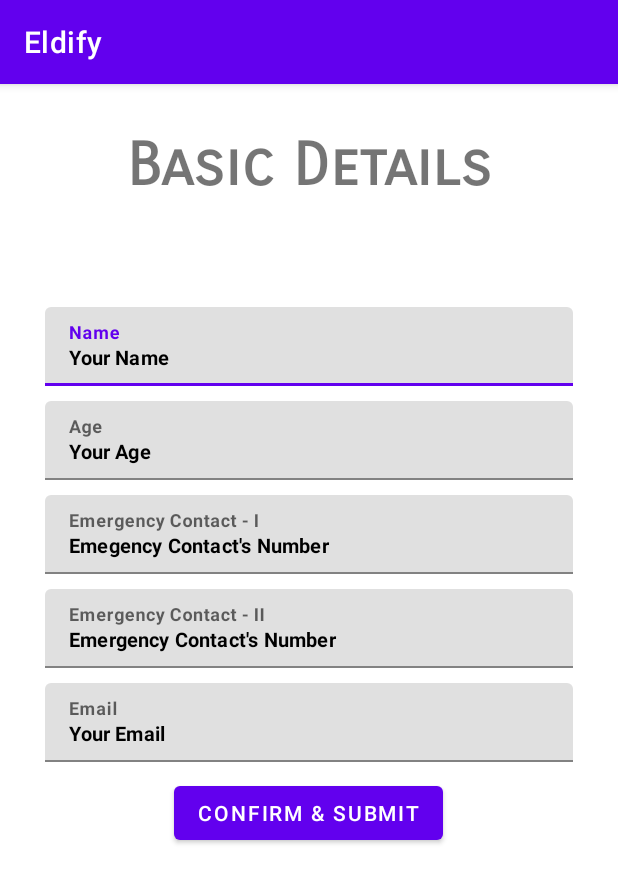
After one commit to Eldify-SIH/Eldify-App, an Android app: the BasicDetails screen opened directly, with no data from a screen before it, on a phone screen of 412 x 824 dp. The commit adds this screen. Shown: the top 883 px of the screen. Run offline under Robolectric (Android 15) with nearby library versions, the phone set to English and light mode, and no system bars.

Commit message:
Basic Details simple UI coded

```diff
--- a/app/src/main/AndroidManifest.xml
+++ b/app/src/main/AndroidManifest.xml
@@ -1,7 +1,7 @@
 <?xml version="1.0" encoding="utf-8"?>
 <manifest xmlns:android="http://schemas.android.com/apk/res/android"
     xmlns:tools="http://schemas.android.com/tools"
-    package="com.sih.eldify">
+    package="com.sih.eldify" >
 
     <application
         android:allowBackup="true"
@@ -12,12 +12,15 @@
         android:roundIcon="@mipmap/ic_launcher_round"
         android:supportsRtl="true"
         android:theme="@style/Theme.Eldify"
-        tools:targetApi="31">
+        tools:targetApi="31" >
+        <activity
+            android:name=".BasicDetails"
+            android:exported="false" />
         <activity
             android:name=".MainActivity"
             android:exported="true"
             android:label="@string/app_name"
-            android:theme="@style/Theme.Eldify.NoActionBar">
+            android:theme="@style/Theme.Eldify.NoActionBar" >
             <intent-filter>
                 <action android:name="android.intent.action.MAIN" />
 
--- /dev/null
+++ b/app/src/main/java/com/sih/eldify/BasicDetails.kt
@@ -0,0 +1,11 @@
+package com.sih.eldify
+
+import androidx.appcompat.app.AppCompatActivity
+import android.os.Bundle
+
+class BasicDetails : AppCompatActivity() {
+    override fun onCreate(savedInstanceState: Bundle?) {
+        super.onCreate(savedInstanceState)
+        setContentView(R.layout.activity_basic_details)
+    }
+}
--- /dev/null
+++ b/app/src/main/res/layout/activity_basic_details.xml
@@ -0,0 +1,131 @@
+<?xml version="1.0" encoding="utf-8"?>
+  <LinearLayout xmlns:android="http://schemas.android.com/apk/res/android"
+      xmlns:app="http://schemas.android.com/apk/res-auto"
+      xmlns:tools="http://schemas.android.com/tools"
+      android:layout_width="match_parent"
+      android:layout_height="match_parent"
+      android:orientation="vertical"
+      android:padding="10dp"
+      tools:context=".BasicDetails">
+
+    <TextView
+        android:layout_width="wrap_content"
+        android:layout_height="wrap_content"
+        android:fontFamily="sans-serif-smallcaps"
+        android:text="Basic Details"
+        android:textSize="40sp"
+        android:textStyle="bold"
+        android:textAlignment="center"
+        android:gravity="center_horizontal"
+        android:layout_gravity="center"
+        android:layout_marginTop="20dp"
+        />
+
+    <LinearLayout
+        android:layout_width="match_parent"
+        android:layout_height="wrap_content"
+        android:orientation="vertical"
+        android:padding="20dp"
+        android:layout_gravity="center"
+        android:layout_marginTop="50dp"
+        >
+
+      <com.google.android.material.textfield.TextInputLayout
+          android:layout_width="match_parent"
+          android:layout_height="wrap_content"
+          android:hint="Name"
+          android:layout_marginBottom="10dp">
+
+        <com.google.android.material.textfield.TextInputEditText
+            android:id="@+id/user_name"
+            android:layout_width="match_parent"
+            android:layout_height="wrap_content"
+            android:drawablePadding="10dp"
+            android:textSize="13sp"
+            android:textStyle="bold"
+            android:textColor="@android:color/black"
+            android:text="Your Name"/>
+
+      </com.google.android.material.textfield.TextInputLayout>
+
+      <com.google.android.material.textfield.TextInputLayout
+          android:layout_width="match_parent"
+          android:layout_height="wrap_content"
+          android:hint="Age"
+          android:layout_marginBottom="10dp">
+
+        <com.google.android.material.textfield.TextInputEditText
+            android:id="@+id/user_age"
+            android:layout_width="match_parent"
+            android:layout_height="wrap_content"
+            android:drawablePadding="10dp"
+            android:text="Your Age"
+            android:textColor="@android:color/black"
+            android:textSize="13sp"
+            android:textStyle="bold" />
+      </com.google.android.material.textfield.TextInputLayout>
+
+      <com.google.android.material.textfield.TextInputLayout
+          android:layout_width="match_parent"
+          android:layout_height="wrap_content"
+          android:hint="Emergency Contact - I"
+          android:layout_marginBottom="10dp">
+
+        <com.google.android.material.textfield.TextInputEditText
+            android:id="@+id/em_contact_1"
+            android:layout_width="match_parent"
+            android:layout_height="wrap_content"
+            android:drawablePadding="10dp"
+            android:text="Emegency Contact's Number"
+            android:textColor="@android:color/black"
+            android:textSize="13sp"
+            android:textStyle="bold" />
+      </com.google.android.material.textfield.TextInputLayout>
+
+      <com.google.android.material.textfield.TextInputLayout
+          android:layout_width="match_parent"
+          android:layout_height="wrap_content"
+          android:hint="Emergency Contact - II"
+          android:layout_marginBottom="10dp">
+
+        <com.google.android.material.textfield.TextInputEditText
+            android:id="@+id/em_contact_2"
+            android:layout_width="match_parent"
+            android:layout_height="wrap_content"
+            android:drawablePadding="10dp"
+            android:text="Emergency Contact's Number"
+            android:textColor="@android:color/black"
+            android:textSize="13sp"
+            android:textStyle="bold" />
+      </com.google.android.material.textfield.TextInputLayout>
+
+      <com.google.android.material.textfield.TextInputLayout
+          android:layout_width="match_parent"
+          android:layout_height="wrap_content"
+          android:hint="Email"
+          android:layout_marginBottom="10dp">
+
+        <com.google.android.material.textfield.TextInputEditText
+            android:id="@+id/user_email"
+            android:layout_width="match_parent"
+            android:layout_height="wrap_content"
+            android:drawablePadding="10dp"
+            android:text="Your Email"
+            android:textColor="@android:color/black"
+            android:textSize="13sp"
+            android:textStyle="bold" />
+      </com.google.android.material.textfield.TextInputLayout>
+
+
+
+      <Button
+          android:layout_width="wrap_content"
+          android:layout_height="wrap_content"
+          android:text="Confirm &amp; Submit"
+          android:layout_gravity="center"
+          android:id="@+id/user_details_submit"/>
+
+    </LinearLayout>
+
+
+</LinearLayout>
--- a/app/src/main/res/layout/activity_main.xml
+++ b/app/src/main/res/layout/activity_main.xml
@@ -1,5 +1,6 @@
 <?xml version="1.0" encoding="utf-8"?>
-<androidx.drawerlayout.widget.DrawerLayout xmlns:android="http://schemas.android.com/apk/res/android"
+<androidx.drawerlayout.widget.DrawerLayout
+    xmlns:android="http://schemas.android.com/apk/res/android"
     xmlns:app="http://schemas.android.com/apk/res-auto"
     xmlns:tools="http://schemas.android.com/tools"
     android:id="@+id/drawer_layout"
```
